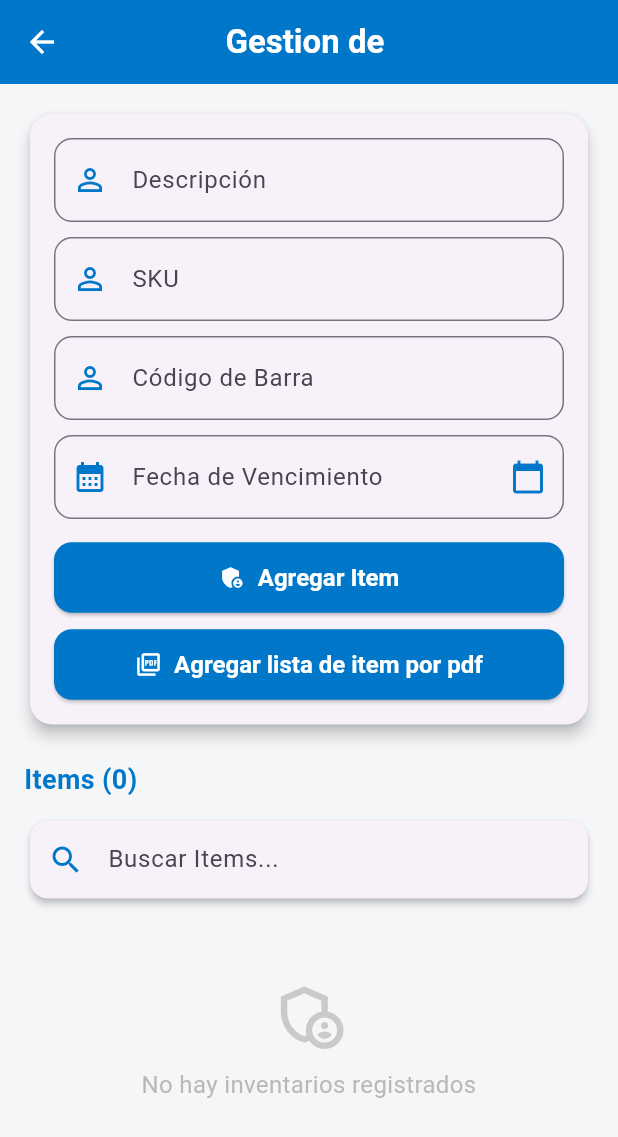
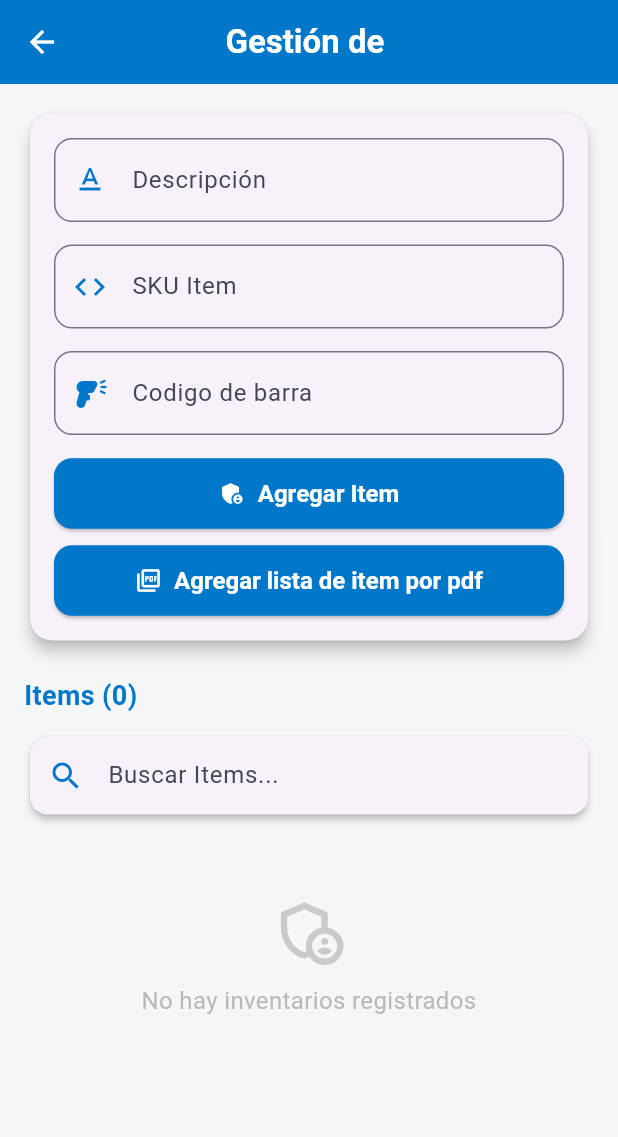
Before and after one commit to HunterJack18/spaTool2026, a Flutter app: the AgregarItem screen opened directly with empty values, on a phone screen of 412 x 824 dp. Shown: the top 1137 px of the screen. Run offline on Flutter 3.47's test engine with Material 3 defaults, Android fonts, the phone set to English and light mode, and no system bars; our stand-ins replace flutter_dotenv, sqflite, supabase_flutter; accounts and stored records are empty.

Commit message:
finalizacion del module de gestion de inventario: insertar, consultar medicamentos, tambien creacion de la tabla Proximos_itemVencer

```diff
--- a/lib/medicamentos_page.dart
+++ b/lib/medicamentos_page.dart
@@ -956,7 +956,7 @@ class _MedicamentosPageState extends State<MedicamentosPage> {
     return Scaffold(
       backgroundColor: _backgroundColor,
       appBar: AppBar(
-        title: const Text('Gestión de Medicamentos',
+        title: const Text('Seguimiento de Proximos',
             style: TextStyle(fontWeight: FontWeight.w900, fontSize: 20)),
         backgroundColor: _surfaceColor,
         foregroundColor: _primaryColor,
--- a/lib/screens/admin/agregar_item.dart
+++ b/lib/screens/admin/agregar_item.dart
@@ -1,3 +1,4 @@
+import 'package:farmatodo/widget/IU/inputFiel.dart';
 import 'package:flutter/material.dart';
 import 'package:supabase_flutter/supabase_flutter.dart';
 
@@ -22,7 +23,7 @@ class _AgregarItem extends State<AgregarItem> {
   final descript_item = TextEditingController();
   final sku_item = TextEditingController();
   final codbar_item = TextEditingController();
-  final fech_venc = TextEditingController();
+  //final fech_venc = TextEditingController();
 
   final _scrollController = ScrollController();
   final _searchController = TextEditingController();
@@ -76,33 +77,33 @@ class _AgregarItem extends State<AgregarItem> {
   }
 
   //agregar un item nuevo a la iventario actual
-  /*Future<void> AgregarItem() async {
+  Future<void> addItem() async {
     if (descript_item.text.isEmpty ||
         sku_item.text.isEmpty ||
-        codbar_item.text.isEmpty ||
-        fech_venc.text.isEmpty) {
+        codbar_item.text.isEmpty) {
+      mostrarMensaje("❌ debellenar todos los campos");
       return;
     }
     try {
       await supabase.from("items").insert({
+        "id_invent": widget.id_invent,
         "descript_item": descript_item.text,
         "sku_item": sku_item.text,
         "codbar_item": codbar_item.text,
-        "fech_venc": fech_venc.text,
       });
       //queda pendiente la fecha de retiro y por ende la funcion correspondiente para calcularla
       mostrarMensaje("✅ Inventario agregado correctamente");
     } catch (e) {
-      print("❌ Error al guardar la información $e");
+      mostrarMensaje("❌ Error al guardar la información");
+      print(e);
       return;
     }
 
     descript_item.clear();
     sku_item.clear();
     codbar_item.clear();
-    fech_venc.clear();
     await cargaritems();
-  }*/
+  }
 
   //editar el inventario elegido
   /*Future<void> EditarInventario(Map<String, dynamic> invent) async {
@@ -231,90 +232,6 @@ class _AgregarItem extends State<AgregarItem> {
     );
   }*/
 
-  //estructura de los inputs
-  Widget _inputField(
-    TextEditingController controller,
-    IconData icon,
-    bool enable,
-    String label, {
-    bool obscure = false,
-  }) {
-    return TextField(
-      controller: controller,
-      obscureText: obscure,
-      decoration: InputDecoration(
-        prefixIcon: Icon(icon, color: const Color(0xFF0077C8)),
-        labelText: label,
-        border: OutlineInputBorder(borderRadius: BorderRadius.circular(12)),
-        focusedBorder: OutlineInputBorder(
-          borderSide: const BorderSide(color: Color(0xFF0077C8), width: 2),
-          borderRadius: BorderRadius.circular(12),
-        ),
-      ),
-      enabled: enable,
-    );
-  }
-
-  //inputField de fecha
-  Widget _inputFieldDatePicker({
-    required TextEditingController controller,
-    required IconData icon,
-    required bool enable,
-    required String label,
-    bool obscure = false,
-    required BuildContext context, // Necesario para mostrar el DatePicker
-  }) {
-    return TextFormField(
-      controller: controller,
-      obscureText: obscure,
-      enabled: enable,
-      readOnly: true, // Hace que no se pueda escribir manualmente
-      onTap: () async {
-        if (enable) {
-          DateTime? pickedDate = await showDatePicker(
-            context: context,
-            initialDate: DateTime.now(),
-            firstDate: DateTime(1900),
-            lastDate: DateTime(2100),
-            builder: (context, child) {
-              return Theme(
-                data: Theme.of(context).copyWith(
-                  colorScheme: ColorScheme.light(
-                    primary: const Color(
-                      0xFF0077C8,
-                    ), // Color primario del botón
-                    onPrimary: Colors.white,
-                  ),
-                ),
-                child: child!,
-              );
-            },
-          );
-
-          if (pickedDate != null) {
-            // Formatear la fecha (puedes cambiar el formato según necesites)
-            String formattedDate =
-                "${pickedDate.day}/${pickedDate.month}/${pickedDate.year}";
-            controller.text = formattedDate;
-          }
-        }
-      },
-      decoration: InputDecoration(
-        prefixIcon: Icon(icon, color: const Color(0xFF0077C8)),
-        labelText: label,
-        border: OutlineInputBorder(borderRadius: BorderRadius.circular(12)),
-        focusedBorder: OutlineInputBorder(
-          borderSide: const BorderSide(color: Color(0xFF0077C8), width: 2),
-          borderRadius: BorderRadius.circular(12),
-        ),
-        suffixIcon: Icon(
-          Icons.calendar_today,
-          color: const Color(0xFF0077C8),
-        ), // Icono adicional
-      ),
-    );
-  }
-
   //widget de un field tipo lista
   Widget _dropdownField({
     required String label,
@@ -384,7 +301,7 @@ class _AgregarItem extends State<AgregarItem> {
       backgroundColor: const Color(0xFFF4F6F8),
       appBar: AppBar(
         title: Text(
-          "Gestion de ${widget.nomb_invent}",
+          "Gestión de ${widget.nomb_invent}",
           style: TextStyle(color: Colors.white, fontWeight: FontWeight.bold),
         ),
         centerTitle: true,
@@ -407,28 +324,25 @@ class _AgregarItem extends State<AgregarItem> {
                   padding: const EdgeInsets.all(16),
                   child: Column(
                     children: [
-                      _inputField(
-                        descript_item,
-                        Icons.person_outline,
-                        true,
-                        "Descripción",
+                      inputField_Text(
+                        controller: descript_item,
+                        icon: Icons.text_format_outlined,
+                        enable: true,
+                        label: "Descripción",
                       ),
-                      const SizedBox(height: 10),
-                      _inputField(sku_item, Icons.person_outline, true, "SKU"),
-                      const SizedBox(height: 10),
-                      _inputField(
-                        codbar_item,
-                        Icons.person_outline,
-                        true,
-                        "Código de Barra",
+                      const SizedBox(height: 15),
+                      inputField_Text(
+                        controller: sku_item,
+                        icon: Icons.code_outlined,
+                        enable: true,
+                        label: "SKU Item",
                       ),
-                      const SizedBox(height: 10),
-                      _inputFieldDatePicker(
-                        controller: fech_venc,
-                        icon: Icons.calendar_month,
+                      const SizedBox(height: 15),
+                      inputField_Text(
+                        controller: codbar_item,
+                        icon: Icons.barcode_reader,
                         enable: true,
-                        label: 'Fecha de Vencimiento',
-                        context: context,
+                        label: "Codigo de barra",
                       ),
                       const SizedBox(height: 15),
 
@@ -448,8 +362,7 @@ class _AgregarItem extends State<AgregarItem> {
                             ),
                           ),
                           onPressed: () {
-                            //AgregarItem();
-                            mostrarMensaje("Agregar");
+                            addItem();
                           },
                         ),
                       ),
@@ -567,7 +480,9 @@ class _AgregarItem extends State<AgregarItem> {
                                   fontWeight: FontWeight.w600,
                                 ),
                               ),
-                              subtitle: Text(item['sku_item'].toString()),
+                              subtitle: Text(
+                                "SKU: ${item['sku_item'].toString()}",
+                              ),
                               trailing: Row(
                                 mainAxisSize: MainAxisSize.min,
                                 children: [
--- /dev/null
+++ b/lib/widget/IU/inputFiel.dart
@@ -0,0 +1,113 @@
+import 'package:flutter/material.dart';
+
+//InputFiel Basico para ingresar texto
+
+class inputField_Text extends StatelessWidget {
+  final TextEditingController controller;
+  final IconData icon;
+  final bool enable;
+  final String label;
+  bool obscure = false;
+  inputField_Text({
+    super.key,
+    required this.controller,
+    required this.icon,
+    required this.enable,
+    required this.label,
+  });
+
+  @override
+  Widget build(BuildContext context) {
+    return TextField(
+      controller: controller,
+      obscureText: obscure,
+      decoration: InputDecoration(
+        prefixIcon: Icon(icon, color: const Color(0xFF0077C8)),
+        labelText: label,
+        border: OutlineInputBorder(borderRadius: BorderRadius.circular(12)),
+        focusedBorder: OutlineInputBorder(
+          borderSide: const BorderSide(color: Color(0xFF0077C8), width: 2),
+          borderRadius: BorderRadius.circular(12),
+        ),
+      ),
+      enabled: enable,
+    );
+  }
+}
+
+//InputFiel para seleccionar una fecha
+class inputFiel_date extends StatefulWidget {
+  final TextEditingController controller;
+  final IconData icon;
+  final bool enable;
+  final String label;
+  bool obscure = false;
+  final BuildContext context;
+  inputFiel_date({
+    super.key,
+    required this.controller,
+    required this.icon,
+    required this.enable,
+    required this.label,
+    required this.context,
+  });
+
+  @override
+  State<inputFiel_date> createState() => _inputFiel_dateState();
+}
+
+class _inputFiel_dateState extends State<inputFiel_date> {
+  @override
+  Widget build(BuildContext context) {
+    return TextFormField(
+      controller: widget.controller,
+      obscureText: widget.obscure,
+      enabled: widget.enable,
+      readOnly: true, // Hace que no se pueda escribir manualmente
+      onTap: () async {
+        if (widget.enable) {
+          DateTime? pickedDate = await showDatePicker(
+            context: context,
+            initialDate: DateTime.now(),
+            firstDate: DateTime(1900),
+            lastDate: DateTime(2100),
+            builder: (context, child) {
+              return Theme(
+                data: Theme.of(context).copyWith(
+                  colorScheme: ColorScheme.light(
+                    primary: const Color(
+                      0xFF0077C8,
+                    ), // Color primario del botón
+                    onPrimary: Colors.white,
+                  ),
+                ),
+                child: child!,
+              );
+            },
+          );
+
+          if (pickedDate != null) {
+            // Formatear la fecha (puedes cambiar el formato según necesites)
+            String formattedDate =
+                "${pickedDate.day}/${pickedDate.month}/${pickedDate.year}";
+            widget.controller.text = formattedDate;
+          }
+        }
+      },
+      decoration: InputDecoration(
+        prefixIcon: Icon(widget.icon, color: const Color(0xFF0077C8)),
+        labelText: widget.label,
+        border: OutlineInputBorder(borderRadius: BorderRadius.circular(12)),
+        focusedBorder: OutlineInputBorder(
+          borderSide: const BorderSide(color: Color(0xFF0077C8), width: 2),
+          borderRadius: BorderRadius.circular(12),
+        ),
+        suffixIcon: Icon(
+          Icons.calendar_today,
+          color: const Color(0xFF0077C8),
+        ), // Icono adicional
+      ),
+    );
+    ;
+  }
+}
```
